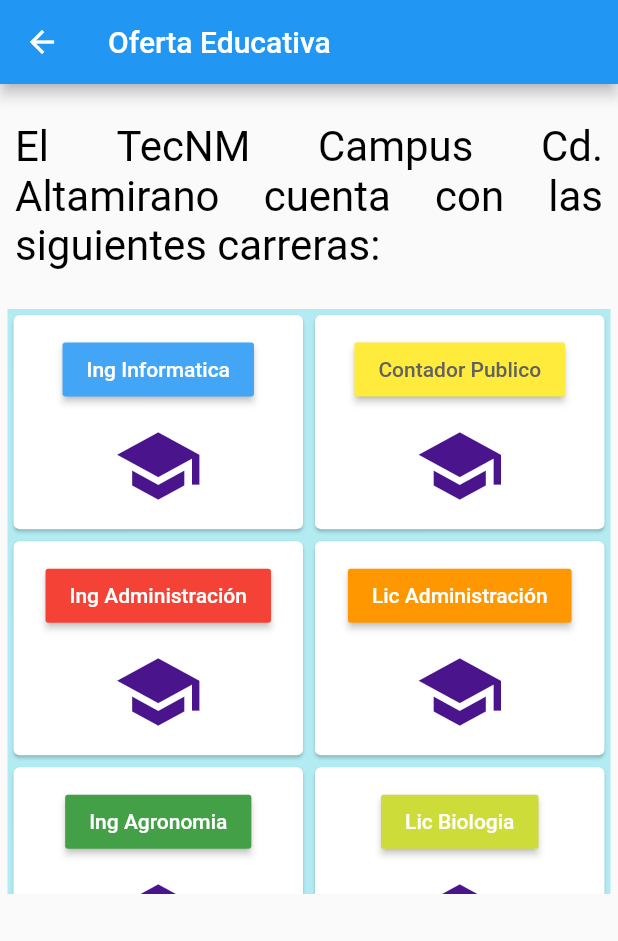
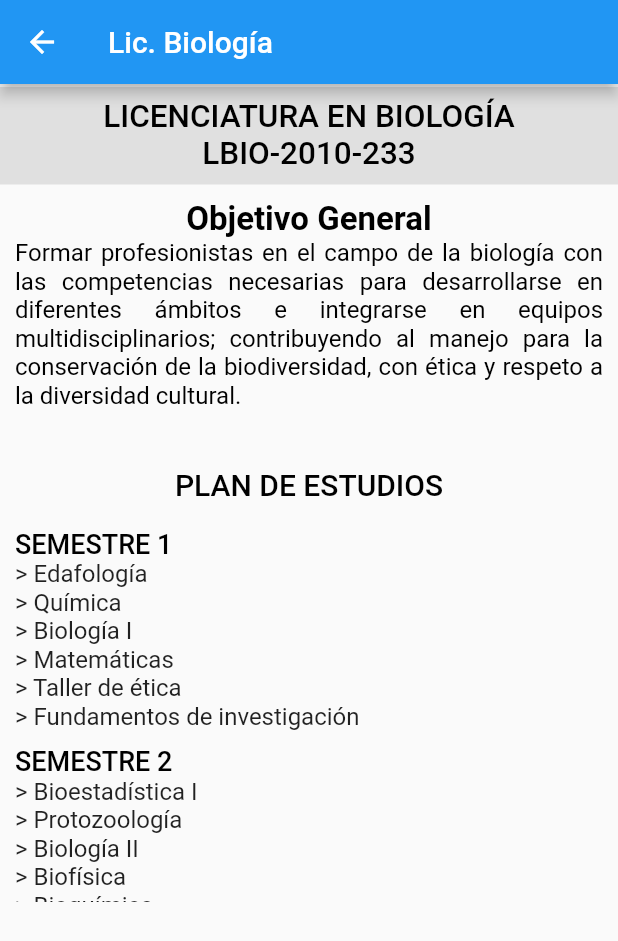
Before and after one commit to Jeryn61297/proyecto_itca, a Flutter app: the CarrerasPage screen opened directly, after a tap on "Lic Biologia", on a phone screen of 412 x 824 dp. Shown: the top 941 px of the screen. Run offline on Flutter 3.47's test engine with Material 2 defaults, Android fonts, the phone set to English and light mode, and no system bars.

Commit message:
page biologia finish

```diff
--- /dev/null
+++ b/lib/src/pag/fold_carreras/biologia.dart
@@ -0,0 +1,226 @@
+import 'package:flutter/material.dart';
+
+class BiologiaPage extends StatelessWidget {
+  static final String routeName = 'biologia';
+
+  @override
+  Widget build(BuildContext context) {
+    return Scaffold(
+      appBar: AppBar(
+        title: Text('Lic. Biología'),
+      ),
+      body: Stack(
+        children: <Widget>[
+          SingleChildScrollView(
+            child: Column(
+              children: <Widget>[
+                SizedBox(height: 2),
+                _TituloPage(),
+                _Objetivo(),
+                _Plan(),
+                _Semestres(),
+              ],
+            ),
+          )
+        ],
+      ),
+    );
+  }
+}
+
+Widget _TituloPage() {
+  return Container(
+    alignment: Alignment.center,
+    width: double.infinity,
+    height: 65,
+    color: Colors.grey[300],
+    child: Text(
+      'LICENCIATURA EN BIOLOGÍA\nLBIO-2010-233',
+      style: TextStyle(
+          color: Colors.black, fontSize: 21, fontWeight: FontWeight.w500),
+      textAlign: TextAlign.center,
+    ),
+  );
+}
+
+Widget _Objetivo() {
+  return Padding(
+    padding: EdgeInsets.symmetric(horizontal: 10),
+    child: Container(
+      width: double.infinity,
+      height: 180,
+      //color: Colors.yellowAccent,
+      child: Column(
+        children: <Widget>[
+          SizedBox(height: 10),
+          Text(
+            'Objetivo General',
+            style: TextStyle(
+              color: Colors.black,
+              fontSize: 22,
+              fontWeight: FontWeight.w700,
+            ),
+            textAlign: TextAlign.start,
+          ),
+          Text(
+            'Formar profesionistas en el campo de la biología con las competencias necesarias para desarrollarse en diferentes ámbitos e integrarse en equipos multidisciplinarios; contribuyendo al manejo para la conservación de la biodiversidad, con ética y respeto a la diversidad cultural.',
+            style: TextStyle(color: Colors.black, fontSize: 16),
+            textAlign: TextAlign.justify,
+          ),
+        ],
+      ),
+    ),
+  );
+}
+
+Widget _Plan() {
+  return Container(
+    alignment: Alignment.center,
+    width: double.infinity,
+    height: 40,
+    child: Text(
+      'PLAN DE ESTUDIOS',
+      style: TextStyle(
+          color: Colors.black, fontSize: 20, fontWeight: FontWeight.w500),
+      textAlign: TextAlign.center,
+    ),
+  );
+}
+
+Widget _Semestres() {
+  return Padding(
+    padding: EdgeInsets.symmetric(horizontal: 10, vertical: 9),
+    child: Container(
+        height: 249,
+        width: double.infinity,
+        child: ListView(
+          children: [
+            Text(
+              'SEMESTRE 1',
+              style: TextStyle(
+                  fontSize: 18,
+                  color: Colors.black,
+                  fontWeight: FontWeight.w500),
+            ),
+            Text(
+              '> Edafología\n> Química\n> Biología I\n> Matemáticas\n> Taller de ética\n> Fundamentos de investigación',
+              style: TextStyle(
+                fontSize: 16,
+              ),
+            ),
+            SizedBox(height: 10),
+            Text(
+              'SEMESTRE 2',
+              style: TextStyle(
+                  fontSize: 18,
+                  color: Colors.black,
+                  fontWeight: FontWeight.w500),
+            ),
+            Text(
+              '> Bioestadística I\n> Protozoología\n> Biología II\n> Biofísica\n> Bioquímica\n> Meteorología y climatología',
+              style: TextStyle(
+                fontSize: 16,
+              ),
+            ),
+            SizedBox(height: 10),
+            Text(
+              'SEMESTRE 3',
+              style: TextStyle(
+                  fontSize: 18,
+                  color: Colors.black,
+                  fontWeight: FontWeight.w500),
+            ),
+            Text(
+              '> Bioestadística II\n> Invertebrados no artrópodos\n> Botánica estructural\n> Micología\n> Biología celular',
+              style: TextStyle(
+                fontSize: 16,
+              ),
+            ),
+            SizedBox(height: 10),
+            Text(
+              'SEMESTRE 4',
+              style: TextStyle(
+                  fontSize: 18,
+                  color: Colors.black,
+                  fontWeight: FontWeight.w500),
+            ),
+            Text(
+              '> Biología del desarrollo animal\n> Artrópodos no insectos\n> Botánica criptogámica\n> Microbiología\n> Genética',
+              style: TextStyle(
+                fontSize: 16,
+              ),
+            ),
+            SizedBox(height: 10),
+            Text(
+              'SEMESTRE 5',
+              style: TextStyle(
+                  fontSize: 18,
+                  color: Colors.black,
+                  fontWeight: FontWeight.w500),
+            ),
+            Text(
+              '> Fisiología vegetal\n> Entomología\n> Botánica Fanerogámica\n> Genéticamolecular\n> Desarrollo sustentable',
+              style: TextStyle(
+                fontSize: 16,
+              ),
+            ),
+            SizedBox(height: 10),
+            Text(
+              'SEMESTRE 6',
+              style: TextStyle(
+                  fontSize: 18,
+                  color: Colors.black,
+                  fontWeight: FontWeight.w500),
+            ),
+            Text(
+              '> Fisiología animal\n> Cordados\n> Taller de divulgación científica y educación ambiental\n> Ecología I\n> Contaminación e impacto ambiental\n> Taller de investigación I',
+              style: TextStyle(
+                fontSize: 16,
+              ),
+            ),
+            SizedBox(height: 10),
+            Text(
+              'SEMESTRE 7',
+              style: TextStyle(
+                  fontSize: 18,
+                  color: Colors.black,
+                  fontWeight: FontWeight.w500),
+            ),
+            Text(
+              '> Evolución\n> Biogeografía\n> Taller de desarrollo empresarial\n> Ecología II\n> Taller de investigación II',
+              style: TextStyle(
+                fontSize: 16,
+              ),
+            ),
+            SizedBox(height: 10),
+            Text(
+              'SEMESTRE 8',
+              style: TextStyle(
+                  fontSize: 18,
+                  color: Colors.black,
+                  fontWeight: FontWeight.w500),
+            ),
+            Text(
+              '> Acuacultura\n> Uso de la biodiversidad\n> manejo y producción de biofertilizantes',
+              style: TextStyle(
+                fontSize: 16,
+              ),
+            ),
+            SizedBox(height: 10),
+            Text(
+              'SEMESTRE 9',
+              style: TextStyle(
+                  fontSize: 18,
+                  color: Colors.black,
+                  fontWeight: FontWeight.w500),
+            ),
+            Text(
+              '> Residencia profesional.',
+              style: TextStyle(
+                fontSize: 16,
+              ),
+            ),
+          ],
+        )),
+  );
+}
--- a/lib/src/pag/fold_carreras/carreras.dart
+++ b/lib/src/pag/fold_carreras/carreras.dart
@@ -1,4 +1,5 @@
 import 'package:flutter/material.dart';
+import 'package:proyecto_itca/src/pag/fold_carreras/biologia.dart';
 import 'package:proyecto_itca/src/pag/fold_carreras/contabilidad.dart';
 import 'package:proyecto_itca/src/pag/fold_carreras/informatica.dart';
 import 'package:proyecto_itca/src/pag/fold_carreras/ing_admi.dart';
@@ -126,7 +127,12 @@
             Muestra(
               child: RaisedButton(
                 child: Text('Lic Biologia'),
-                onPressed: () {},
+                onPressed: () {
+                  Navigator.push(
+                      context,
+                      MaterialPageRoute(
+                          builder: (BuildContext context) => BiologiaPage()));
+                },
                 color: Colors.lime,
                 textColor: Colors.white,
               ),
```
